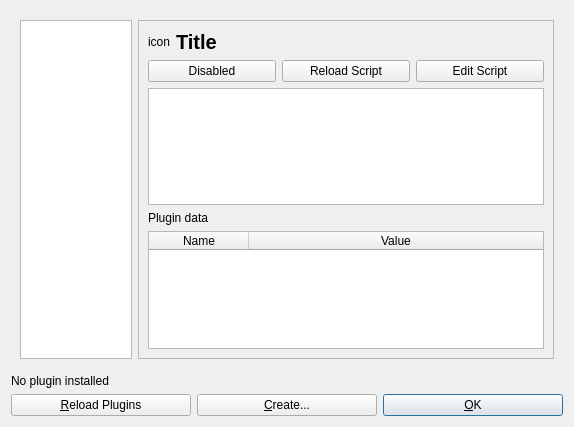
mbasaglia/Knotter, file src/dialogs/dialog_plugins.ui: the form before one commit.
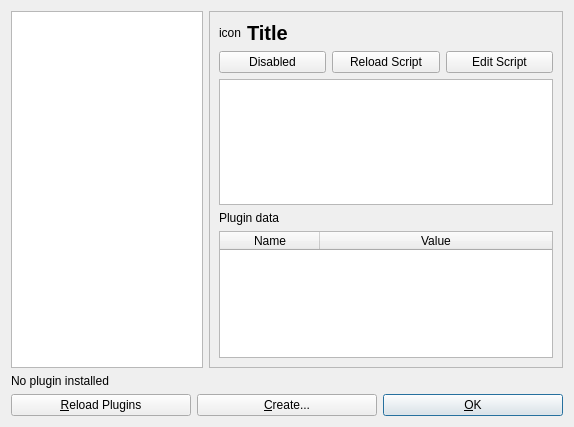
The form after the commit. Icons and pictures are not drawn.

Diff of the .ui file:
```diff
--- a/src/dialogs/dialog_plugins.ui
+++ b/src/dialogs/dialog_plugins.ui
@@ -22,6 +22,18 @@
    <item>
     <widget class="QFrame" name="frame_info">
      <layout class="QHBoxLayout" name="horizontalLayout_3">
+      <property name="leftMargin">
+       <number>0</number>
+      </property>
+      <property name="topMargin">
+       <number>0</number>
+      </property>
+      <property name="rightMargin">
+       <number>0</number>
+      </property>
+      <property name="bottomMargin">
+       <number>0</number>
+      </property>
       <item>
        <widget class="QListWidget" name="listWidget">
         <property name="sizePolicy">
@@ -38,7 +50,7 @@
         </property>
         <property name="maximumSize">
          <size>
-          <width>112</width>
+          <width>192</width>
           <height>16777215</height>
          </size>
         </property>
```
